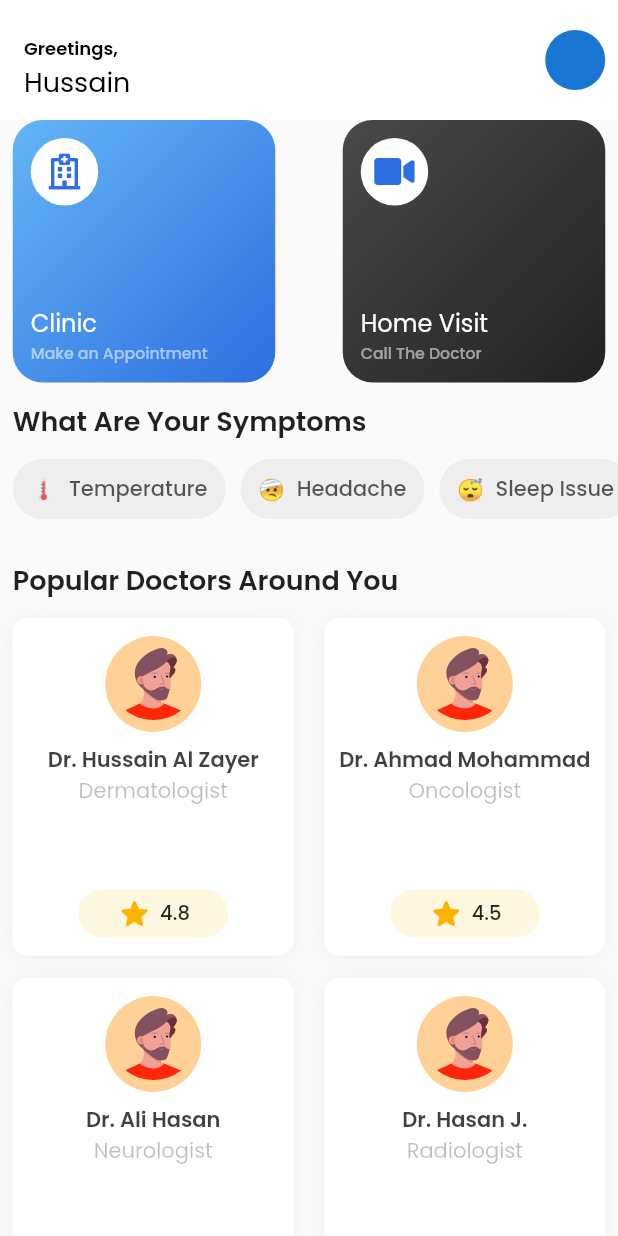
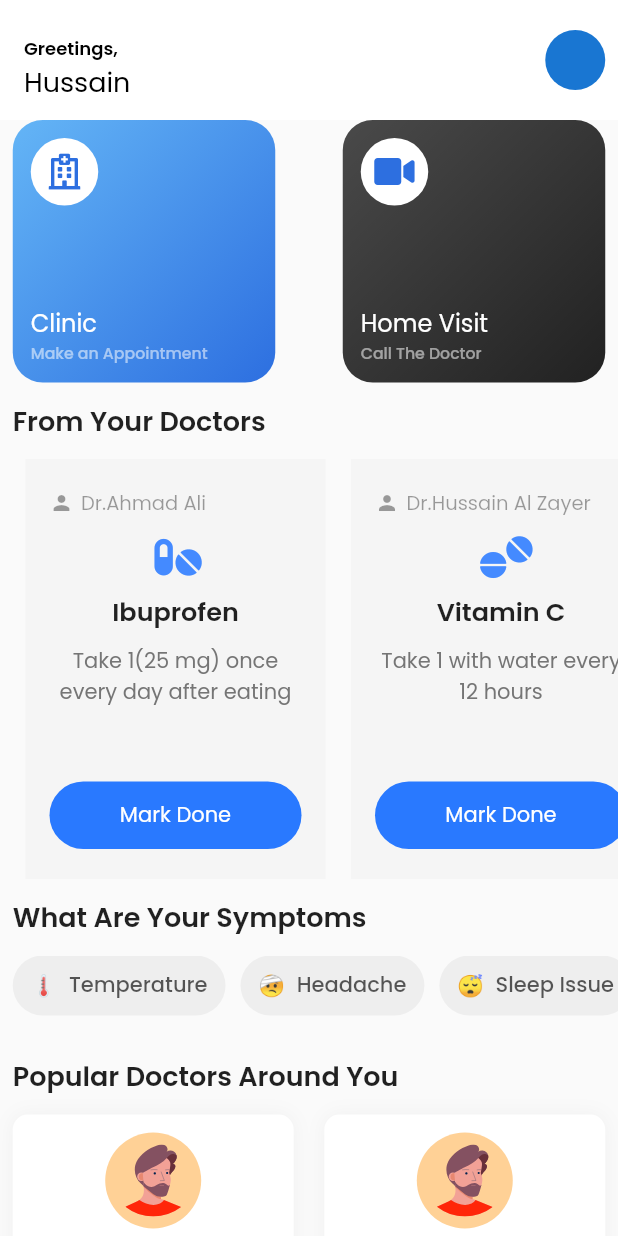
Before and after one commit to niassuh1/yaha, a Flutter app: the Home screen opened directly, on a phone screen of 412 x 824 dp. Run offline on Flutter 3.47's test engine with Material 2 defaults, Android fonts, the phone set to English and light mode, and no system bars; our stand-ins replace country_code_picker, flutter_svg, font_awesome_flutter, persistent_bottom_nav_bar.

Commit message:
added prescription card

```diff
--- a/lib/entities/prescription.dart
+++ b/lib/entities/prescription.dart
@@ -1,9 +1,63 @@
 import 'package:flutter/material.dart';
+import 'package:font_awesome_flutter/font_awesome_flutter.dart';
+
+import 'doctor.dart';
 
 class Prescription {
   final IconData icon;
   final String title;
   final String instruction;
-  const Prescription(
-      {required this.icon, required this.title, required this.instruction});
+  final DateTime dueDate;
+  final bool isMarked;
+  final Doctor doctor;
+  const Prescription({
+    required this.icon,
+    required this.title,
+    required this.instruction,
+    required this.dueDate,
+    required this.doctor,
+    this.isMarked = false,
+  });
 }
+
+List<Prescription> prescription = [
+  Prescription(
+    icon: FontAwesomeIcons.pills,
+    title: 'Ibuprofen',
+    instruction: 'Take 1(25 mg) once every day after eating',
+    doctor: Doctor(
+        firstName: 'Ahmad',
+        lastName: 'Ali',
+        location: Location(locationDetails: '', locationName: ''),
+        phoneNumber: 32132131,
+        rating: 0.0,
+        specialization: ''),
+    dueDate: DateTime(2021, 11, 22, 8),
+  ),
+  Prescription(
+    icon: FontAwesomeIcons.tablets,
+    title: 'Vitamin C',
+    instruction: 'Take 1 with water every 12 hours',
+    dueDate: DateTime(2021, 11, 22, 13),
+    doctor: Doctor(
+        firstName: 'Hussain',
+        lastName: 'Al Zayer',
+        location: Location(locationDetails: '', locationName: ''),
+        phoneNumber: 32132131,
+        rating: 0.0,
+        specialization: ''),
+  ),
+  Prescription(
+    icon: FontAwesomeIcons.prescriptionBottle,
+    title: 'Nexium',
+    instruction: 'Take 30 mins before meal, take one per day',
+    dueDate: DateTime(2021, 11, 21, 12),
+    doctor: Doctor(
+        firstName: 'Hussain',
+        lastName: 'Al Zayer',
+        location: Location(locationDetails: '', locationName: ''),
+        phoneNumber: 32132131,
+        rating: 0.0,
+        specialization: ''),
+  ),
+];
--- a/lib/screens/Home.dart
+++ b/lib/screens/Home.dart
@@ -3,9 +3,11 @@ import 'package:flutter_svg/svg.dart';
 import 'package:font_awesome_flutter/font_awesome_flutter.dart';
 import 'package:yaha/constants.dart';
 import 'package:yaha/entities/doctor.dart';
+import 'package:yaha/entities/prescription.dart';
 import 'package:yaha/entities/symptoms.dart';
 import 'package:yaha/widgets/card_box.dart';
 import 'package:yaha/widgets/doctor_card.dart';
+import 'package:yaha/widgets/perscreption_card.dart';
 import 'package:yaha/widgets/symptoms_list.dart';
 
 class Home extends StatelessWidget {
@@ -57,6 +59,10 @@ class Home extends StatelessWidget {
                   ],
                 ),
               ),
+              sectionTitle('From Your Doctors'),
+              SizedBox(
+                  height: 280,
+                  child: PerscreptionCard(prescriptions: prescription)),
               sectionTitle('What Are Your Symptoms'),
               SymptomsList(
                 symptoms: symptoms,
--- /dev/null
+++ b/lib/widgets/perscreption_card.dart
@@ -0,0 +1,116 @@
+import 'package:flutter/material.dart';
+import 'package:yaha/constants.dart';
+import 'package:yaha/entities/prescription.dart';
+
+class PerscreptionCard extends StatefulWidget {
+  const PerscreptionCard({required this.prescriptions});
+  final List<Prescription> prescriptions;
+
+  @override
+  _PerscreptionCardState createState() => _PerscreptionCardState();
+}
+
+class _PerscreptionCardState extends State<PerscreptionCard> {
+  @override
+  Widget build(BuildContext context) {
+    return ListView.builder(
+      padding: EdgeInsets.symmetric(horizontal: defaultPadding),
+      shrinkWrap: true,
+      itemCount: widget.prescriptions.length,
+      scrollDirection: Axis.horizontal,
+      itemBuilder: (context, index) {
+        return MedicineCard(prescription: widget.prescriptions[index]);
+      },
+    );
+  }
+}
+
+class MedicineCard extends StatefulWidget {
+  const MedicineCard({required this.prescription});
+  final Prescription prescription;
+
+  @override
+  _MedicineCardState createState() => _MedicineCardState();
+}
+
+class _MedicineCardState extends State<MedicineCard> {
+  bool isDone = false;
+  @override
+  Widget build(BuildContext context) {
+    Prescription prescription = widget.prescription;
+    return Container(
+      width: 200,
+      margin: EdgeInsets.symmetric(horizontal: defaultPadding),
+      padding: EdgeInsets.symmetric(vertical: 20, horizontal: 16),
+      decoration: BoxDecoration(
+        color: Colors.grey[100],
+      ),
+      child: Column(
+        crossAxisAlignment: CrossAxisAlignment.center,
+        children: [
+          Row(
+            crossAxisAlignment: CrossAxisAlignment.center,
+            children: [
+              Icon(
+                Icons.person,
+                color: Colors.black38,
+                size: 16,
+              ),
+              SizedBox(width: 5),
+              Text(
+                'Dr.${prescription.doctor.firstName} ${prescription.doctor.lastName}',
+                style: TextStyle(fontSize: 13, color: Colors.black38),
+              ),
+            ],
+          ),
+          SizedBox(
+            height: 12,
+          ),
+          Icon(
+            prescription.icon,
+            color: Colors.blueAccent,
+            size: 28,
+          ),
+          SizedBox(
+            height: 10,
+          ),
+          Text(
+            prescription.title,
+            textAlign: TextAlign.center,
+            style: TextStyle(fontSize: 17, fontWeight: FontWeight.w600),
+          ),
+          SizedBox(
+            height: 10,
+          ),
+          Text(
+            prescription.instruction,
+            textAlign: TextAlign.center,
+            style: TextStyle(
+              color: Colors.grey[600],
+            ),
+          ),
+          Spacer(),
+          GestureDetector(
+            onTap: () {
+              setState(() {
+                isDone = !isDone;
+              });
+            },
+            child: Container(
+              alignment: Alignment.center,
+              padding: EdgeInsets.all(12),
+              decoration: BoxDecoration(
+                borderRadius: BorderRadius.circular(30),
+                color: isDone ? Colors.grey[300] : Colors.blueAccent[400],
+              ),
+              child: Text(
+                isDone ? 'Done' : 'Mark Done',
+                style: TextStyle(color: isDone ? Colors.black45 : Colors.white),
+              ),
+            ),
+          )
+        ],
+      ),
+    );
+  }
+}
--- a/pubspec.yaml
+++ b/pubspec.yaml
@@ -26,6 +26,8 @@ dependencies:
   flutter_svg: ^0.21.0+1
   font_awesome_flutter: ^9.2.0
   persistent_bottom_nav_bar: ^4.0.2
+  provider: ^6.0.1
+  firebase: ^9.0.2
 
   # The following adds the Cupertino Icons font to your application.
   # Use with the CupertinoIcons class for iOS style icons.
```
Also changed, not shown: lib/widgets/splash_button.dart (line endings or trailing spaces), pubspec.lock.
